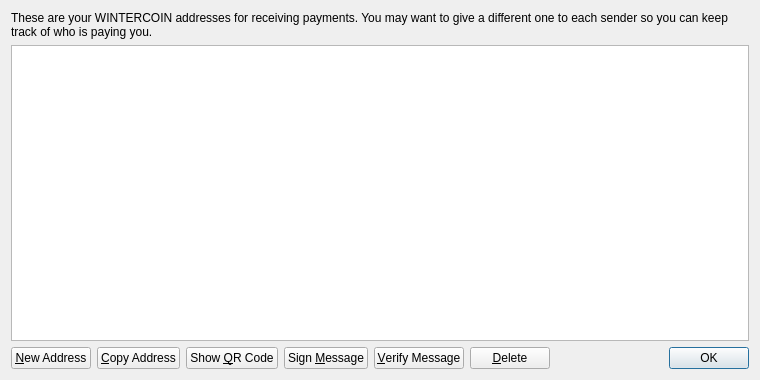
Before: the Qt Designer form src/qt/forms/addressbookpage.ui in HowToCloneAnAltcoin/Freakcoin, drawn with Qt 5.
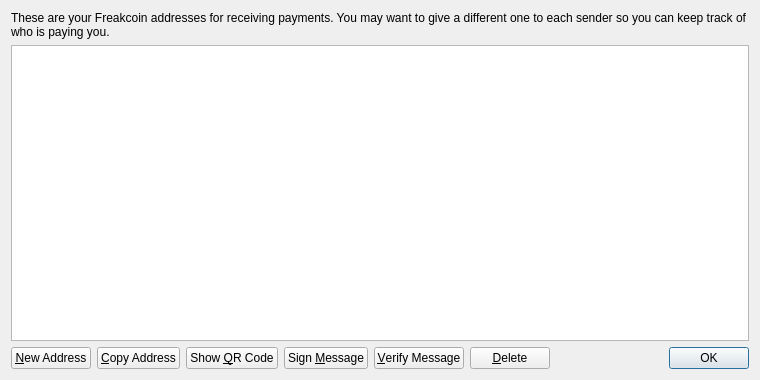
After: the same form once the commit is applied. Icons and pictures are not drawn.

Commit message:
Change Name to Freakcoin and Change to FKN
Update name and ticker from Wintercoin to Freakcoin and WINTER to FKN

```diff
--- a/src/qt/forms/addressbookpage.ui
+++ b/src/qt/forms/addressbookpage.ui
@@ -17,7 +17,7 @@
    <item>
     <widget class="QLabel" name="labelExplanation">
      <property name="text">
-      <string>These are your WINTERCOIN addresses for receiving payments. You may want to give a different one to each sender so you can keep track of who is paying you.</string>
+      <string>These are your Freakcoin addresses for receiving payments. You may want to give a different one to each sender so you can keep track of who is paying you.</string>
      </property>
      <property name="textFormat">
       <enum>Qt::PlainText</enum>
```
Left out of the diff: 4 changed lines with no effect on the pictures. The commit also changes 120 other files.
